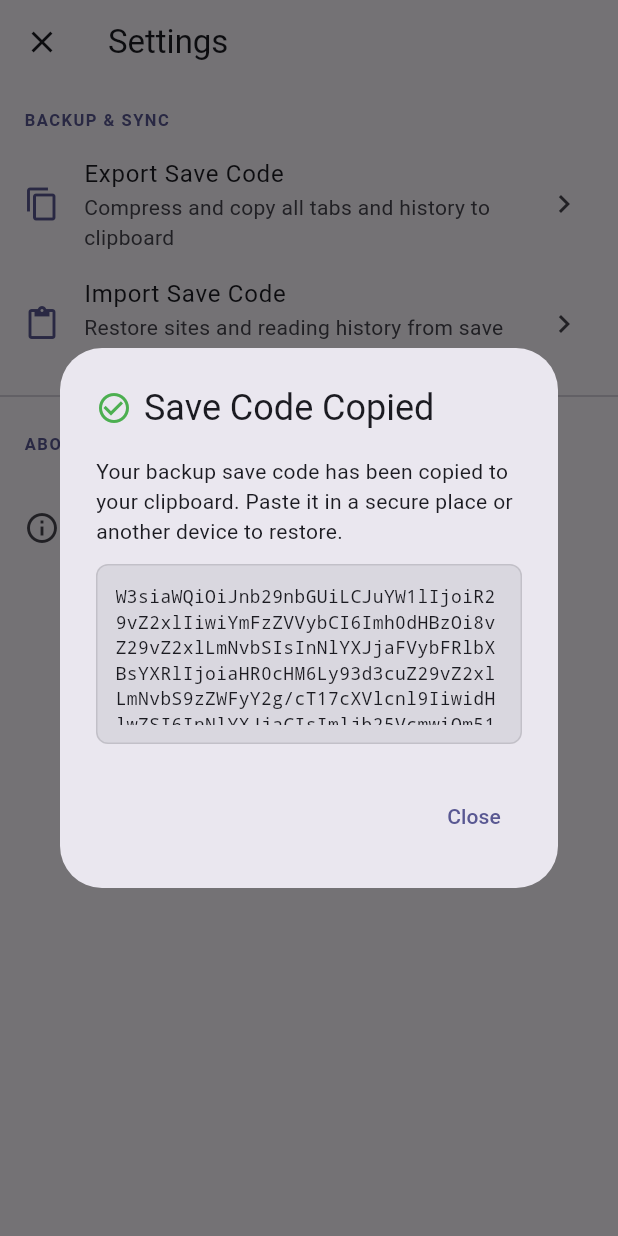
After one commit to woppuyu/novel_reader_app, a Flutter app: the SettingsScreen screen opened directly, after a tap on "Export Save Code", on a phone screen of 412 x 824 dp. The commit adds this screen. Run offline on Flutter 3.47's test engine with Material 3 defaults, Android fonts, the phone set to English and light mode, and no system bars; our stand-ins replace shared_preferences, webview_flutter; missing offline and left inert: webview_refresher; accounts and stored records are empty.

Commit message:
feat: implement site management, session persistence, and import/export functionality with state and WebView controllers

```diff
--- a/lib/models/site_config.dart
+++ b/lib/models/site_config.dart
@@ -37,6 +37,9 @@ class SiteConfig {
   /// (not yet implemented — the flag is here for future use).
   final bool persistCookies;
 
+  /// The last URL visited on this site tab (persisted browser history).
+  final String? lastVisitedUrl;
+
   const SiteConfig({
     required this.id,
     required this.name,
@@ -45,7 +48,31 @@ class SiteConfig {
     required this.type,
     this.iconUrl,
     this.persistCookies = true,
+    this.lastVisitedUrl,
   });
+
+  /// Creates a copy of this [SiteConfig] with the given fields replaced.
+  SiteConfig copyWith({
+    String? id,
+    String? name,
+    String? baseUrl,
+    String? searchUrlTemplate,
+    SiteType? type,
+    String? iconUrl,
+    bool? persistCookies,
+    String? lastVisitedUrl,
+  }) {
+    return SiteConfig(
+      id: id ?? this.id,
+      name: name ?? this.name,
+      baseUrl: baseUrl ?? this.baseUrl,
+      searchUrlTemplate: searchUrlTemplate ?? this.searchUrlTemplate,
+      type: type ?? this.type,
+      iconUrl: iconUrl ?? this.iconUrl,
+      persistCookies: persistCookies ?? this.persistCookies,
+      lastVisitedUrl: lastVisitedUrl ?? this.lastVisitedUrl,
+    );
+  }
 
   /// Deserialises a [SiteConfig] from a JSON map (as stored in SharedPreferences).
   factory SiteConfig.fromJson(Map<String, dynamic> json) {
@@ -57,6 +84,7 @@ class SiteConfig {
       type: siteTypeFromString(json['type'] as String? ?? 'reader'),
       iconUrl: json['iconUrl'] as String?,
       persistCookies: json['persistCookies'] as bool? ?? true,
+      lastVisitedUrl: json['lastVisitedUrl'] as String?,
     );
   }
 
@@ -70,9 +98,19 @@ class SiteConfig {
       'type': siteTypeToString(type),
       'iconUrl': iconUrl,
       'persistCookies': persistCookies,
+      'lastVisitedUrl': lastVisitedUrl,
     };
   }
 
-  /// The default sites seeded on first launch (starts empty by default).
-  static List<SiteConfig> get defaultSites => [];
+  /// The default sites seeded on first launch (contains a Google query tab).
+  static List<SiteConfig> get defaultSites => [
+        const SiteConfig(
+          id: 'google',
+          name: 'Google',
+          baseUrl: 'https://google.com',
+          searchUrlTemplate: 'https://www.google.com/search?q={query}',
+          type: SiteType.search,
+          persistCookies: true,
+        ),
+      ];
 }
--- a/lib/screens/add_site_screen.dart
+++ b/lib/screens/add_site_screen.dart
@@ -11,11 +11,13 @@ import 'package:novel_reader_app/state/novel_hub_state.dart';
 class AddSiteScreen extends StatefulWidget {
   final String? initialName;
   final String? initialUrl;
+  final SiteType? initialType;
 
   const AddSiteScreen({
     super.key,
     this.initialName,
     this.initialUrl,
+    this.initialType,
   });
 
   @override
@@ -34,6 +36,9 @@ class _AddSiteScreenState extends State<AddSiteScreen> {
     super.initState();
     _nameController.text = widget.initialName ?? '';
     _baseUrlController.text = widget.initialUrl ?? '';
+    if (widget.initialType != null) {
+      _selectedType = widget.initialType!;
+    }
   }
 
   String _normalizeUrl(String url) {
--- /dev/null
+++ b/lib/screens/settings_screen.dart
@@ -0,0 +1,225 @@
+import 'package:flutter/material.dart';
+import 'package:provider/provider.dart';
+import 'package:novel_reader_app/state/novel_hub_state.dart';
+
+/// A full-screen dialog Settings page overlay.
+///
+/// Holds application preferences and clipboard-based import/export features.
+class SettingsScreen extends StatelessWidget {
+  const SettingsScreen({super.key});
+
+  @override
+  Widget build(BuildContext context) {
+    final state = context.watch<NovelHubState>();
+    final theme = Theme.of(context);
+
+    return Scaffold(
+      appBar: AppBar(
+        title: const Text('Settings'),
+        leading: IconButton(
+          icon: const Icon(Icons.close),
+          onPressed: () => Navigator.of(context).pop(),
+        ),
+      ),
+      body: ListView(
+        children: [
+          _sectionHeader(theme, 'Backup & Sync'),
+          ListTile(
+            leading: Icon(Icons.copy, color: theme.colorScheme.primary),
+            title: const Text('Export Save Code'),
+            subtitle: const Text('Compress and copy all tabs and history to clipboard'),
+            trailing: const Icon(Icons.chevron_right),
+            onTap: () async {
+              try {
+                final code = await state.exportSaveCode();
+                if (context.mounted) {
+                  _showExportDialog(context, code);
+                }
+              } catch (e) {
+                if (context.mounted) {
+                  ScaffoldMessenger.of(context).showSnackBar(
+                    SnackBar(
+                      content: Text('Export failed: ${e.toString()}'),
+                      backgroundColor: Colors.red,
+                    ),
+                  );
+                }
+              }
+            },
+          ),
+          ListTile(
+            leading: Icon(Icons.paste, color: theme.colorScheme.primary),
+            title: const Text('Import Save Code'),
+            subtitle: const Text('Restore sites and reading history from save code'),
+            trailing: const Icon(Icons.chevron_right),
+            onTap: () {
+              _showImportDialog(context, state);
+            },
+          ),
+          const Divider(),
+          _sectionHeader(theme, 'About'),
+          const ListTile(
+            leading: Icon(Icons.info_outline),
+            title: Text('NovelHub'),
+            subtitle: Text('Version 1.0.0\nDistraction-free multi-site reader container.'),
+          ),
+        ],
+      ),
+    );
+  }
+
+  Widget _sectionHeader(ThemeData theme, String title) {
+    return Padding(
+      padding: const EdgeInsets.fromLTRB(16, 16, 16, 8),
+      child: Text(
+        title.toUpperCase(),
+        style: TextStyle(
+          fontSize: 11,
+          fontWeight: FontWeight.bold,
+          color: theme.colorScheme.primary,
+          letterSpacing: 1.0,
+        ),
+      ),
+    );
+  }
+
+  void _showExportDialog(BuildContext context, String code) {
+    final theme = Theme.of(context);
+    showDialog<void>(
+      context: context,
+      builder: (BuildContext context) {
+        return AlertDialog(
+          title: const Row(
+            children: [
+              Icon(Icons.check_circle_outline, color: Colors.green),
+              SizedBox(width: 8),
+              Text('Save Code Copied'),
+            ],
+          ),
+          content: Column(
+            mainAxisSize: MainAxisSize.min,
+            crossAxisAlignment: CrossAxisAlignment.start,
+            children: [
+              const Text(
+                'Your backup save code has been copied to your clipboard. Paste it in a secure place or another device to restore.',
+                style: TextStyle(fontSize: 14),
+              ),
+              const SizedBox(height: 12),
+              Container(
+                padding: const EdgeInsets.all(12),
+                decoration: BoxDecoration(
+                  color: theme.colorScheme.onSurface.withValues(alpha: 0.08),
+                  borderRadius: BorderRadius.circular(8),
+                  border: Border.all(
+                    color: theme.colorScheme.onSurface.withValues(alpha: 0.12),
+                  ),
+                ),
+                constraints: const BoxConstraints(maxHeight: 120),
+                child: SingleChildScrollView(
+                  child: SelectableText(
+                    code,
+                    style: TextStyle(
+                      fontFamily: 'monospace',
+                      fontSize: 12,
+                      color: theme.colorScheme.onSurface,
+                    ),
+                  ),
+                ),
+              ),
+            ],
+          ),
+          actions: [
+            TextButton(
+              onPressed: () => Navigator.pop(context),
+              child: const Text('Close'),
+            ),
+          ],
+        );
+      },
+    );
+  }
+
+  void _showImportDialog(BuildContext context, NovelHubState state) {
+    final theme = Theme.of(context);
+    final controller = TextEditingController();
+    showDialog<void>(
+      context: context,
+      builder: (BuildContext dialogContext) {
+        return AlertDialog(
+          title: const Text('Import Save Code'),
+          content: Column(
+            mainAxisSize: MainAxisSize.min,
+            crossAxisAlignment: CrossAxisAlignment.start,
+            children: [
+              const Text(
+                'Paste your backup save code below to restore your sites and progress:',
+                style: TextStyle(fontSize: 14),
+              ),
+              const SizedBox(height: 12),
+              TextField(
+                controller: controller,
+                maxLines: 4,
+                decoration: InputDecoration(
+                  border: const OutlineInputBorder(),
+                  hintText: 'Paste save code here...',
+                  hintStyle: TextStyle(
+                    color: theme.colorScheme.onSurface.withValues(alpha: 0.5),
+                  ),
+                  fillColor: theme.colorScheme.onSurface.withValues(alpha: 0.04),
+                  filled: true,
+                ),
+                style: TextStyle(
+                  fontFamily: 'monospace',
+                  fontSize: 12,
+                  color: theme.colorScheme.onSurface,
+                ),
+              ),
+            ],
+          ),
+          actions: [
+            TextButton(
+              onPressed: () => Navigator.pop(dialogContext),
+              child: const Text('Cancel'),
+            ),
+            FilledButton(
+              onPressed: () async {
+                final code = controller.text.trim();
+                if (code.isEmpty) return;
+                Navigator.pop(dialogContext); // Close dialog first
+
+                try {
+                  final count = await state.importSaveCode(code);
+                  if (count > 0 && context.mounted) {
+                    ScaffoldMessenger.of(context).showSnackBar(
+                      SnackBar(
+                        content: Text('Successfully imported $count sites and progress!'),
+                        backgroundColor: Colors.green,
+                      ),
+                    );
+                  } else if (context.mounted) {
+                    ScaffoldMessenger.of(context).showSnackBar(
+                      const SnackBar(
+                        content: Text('No sites found in save code.'),
+                        backgroundColor: Colors.amber,
+                      ),
+                    );
+                  }
+                } catch (e) {
+                  if (context.mounted) {
+                    ScaffoldMessenger.of(context).showSnackBar(
+                      SnackBar(
+                        content: Text('Import failed: ${e.toString()}'),
+                        backgroundColor: Colors.red,
+                      ),
+                    );
+                  }
+                }
+              },
+              child: const Text('Import'),
+            ),
+          ],
+        );
+      },
+    );
+  }
+}
--- a/lib/state/novel_hub_state.dart
+++ b/lib/state/novel_hub_state.dart
@@ -1,5 +1,7 @@
 import 'dart:async';
+import 'dart:convert';
 import 'package:flutter/foundation.dart';
+import 'package:flutter/services.dart';
 import 'package:novel_reader_app/controllers/site_tab_controller.dart';
 import 'package:novel_reader_app/models/site_config.dart';
 import 'package:novel_reader_app/models/site_type.dart';
@@ -211,6 +213,7 @@ class NovelHubState extends ChangeNotifier {
               s,
               onScroll: updateFabVisibility,
               onLinkLongPress: handleLinkLongPress,
+              onUrlChanged: (url) => handleUrlChanged(s.id, url),
             ))
         .toList();
     isLoading = false;
@@ -248,6 +251,7 @@ class NovelHubState extends ChangeNotifier {
       site,
       onScroll: updateFabVisibility,
       onLinkLongPress: handleLinkLongPress,
+      onUrlChanged: (url) => handleUrlChanged(site.id, url),
     ));
 
     // Switch mode and index to the newly added site.
@@ -389,6 +393,7 @@ class NovelHubState extends ChangeNotifier {
       newSite,
       onScroll: updateFabVisibility,
       onLinkLongPress: handleLinkLongPress,
+      onUrlChanged: (url) => handleUrlChanged(newSite.id, url),
     );
 
     // Adjust active indices for both modes to prevent index out of bounds
@@ -410,4 +415,143 @@ class NovelHubState extends ChangeNotifier {
     await _repository.saveSites(sites);
     restoreFab();
   }
+
+  /// Updates the last visited URL of a site config and persists it.
+  void handleUrlChanged(String id, String url) {
+    final index = sites.indexWhere((s) => s.id == id);
+    if (index == -1) return;
+
+    if (sites[index].lastVisitedUrl == url) return;
+
+    sites[index] = sites[index].copyWith(lastVisitedUrl: url);
+    _repository.saveSites(sites);
+  }
+
+  /// Loads [url] inside an existing site tab, updates its history, and shifts focus.
+  void openUrlInSite(String siteId, String url) {
+    final index = sites.indexWhere((s) => s.id == siteId);
+    if (index == -1) return;
+
+    final targetSite = sites[index];
+    final ctrl = controllers[index];
+
+    // Load the URL in the controller
+    ctrl.webViewController.loadRequest(Uri.parse(url));
+
+    // Update the lastVisitedUrl state and SharedPreferences
+    handleUrlChanged(siteId, url);
+
+    // Switch active mode and tab index to point to this site
+    final isReader = targetSite.type == SiteType.reader;
+    if (isReader) {
+      currentMode = NovelHubMode.reading;
+      final readIndex = readingSites.indexWhere((s) => s.id == siteId);
+      if (readIndex != -1) activeReadingIndex = readIndex;
+    } else {
+      currentMode = NovelHubMode.query;
+      final queryIndex = querySites.indexWhere((s) => s.id == siteId);
+      if (queryIndex != -1) activeQueryIndex = queryIndex;
+    }
+
+    showFab = true;
+    restoreFab();
+  }
+
+  /// Exports all sites and progress into an obfuscated copy-pasteable Base64 string
+  /// and automatically copies it to the system clipboard.
+  Future<String> exportSaveCode() async {
+    try {
+      final jsonList = sites.map((s) => s.toJson()).toList();
+      final jsonString = jsonEncode(jsonList);
+      final bytes = utf8.encode(jsonString);
+      final saveCode = base64.encode(bytes);
+
+      // Copy directly to the system clipboard
+      await Clipboard.setData(ClipboardData(text: saveCode));
+      return saveCode;
+    } catch (e) {
+      debugPrint('Export error: $e');
+      rethrow;
+    }
+  }
+
+  /// Restores sites and reading progress from a pasted Base64 save code.
+  /// Merges them with the existing list of sites.
+  Future<int> importSaveCode(String saveCode) async {
+    try {
+      final code = saveCode.trim();
+      if (code.isEmpty) return 0;
+
+      final decodedBytes = base64.decode(code);
+      final jsonString = utf8.decode(decodedBytes);
+      final decoded = jsonDecode(jsonString);
+
+      if (decoded is! List) {
+        throw const FormatException('Save code is not a valid list representation.');
+      }
+
+      final List<SiteConfig> importedSites = [];
+      for (final item in decoded) {
+        if (item is! Map<String, dynamic> ||
+            item['id'] == null ||
+            item['name'] == null ||
+            item['baseUrl'] == null) {
+          throw const FormatException('Invalid SiteConfig structure in save code.');
+        }
+        importedSites.add(SiteConfig.fromJson(item));
+      }
+
+      if (importedSites.isEmpty) {
+        return 0;
+      }
+
+      // Merge imported sites into existing list based on id or baseUrl
+      for (final imported in importedSites) {
+        final existingIndex = sites.indexWhere(
+          (s) => s.id == imported.id || s.baseUrl == imported.baseUrl,
+        );
+
+        if (existingIndex != -1) {
+          // Update the configuration, keeping the imported details (including lastVisitedUrl!)
+          sites[existingIndex] = imported;
+        } else {
+          sites.add(imported);
+        }
+      }
+
+      // Save merged sites list to SharedPreferences
+      await _repository.saveSites(sites);
+
+      // Re-initialize all controllers
+      controllers = sites
+          .map((s) => SiteTabController(
+                s,
+                onScroll: updateFabVisibility,
+                onLinkLongPress: handleLinkLongPress,
+                onUrlChanged: (url) => handleUrlChanged(s.id, url),
+              ))
+          .toList();
+
+      // Reset tabs active index boundaries to be safe
+      final readLen = readingSites.length;
+      if (readLen > 0) {
+        activeReadingIndex = activeReadingIndex.clamp(0, readLen - 1);
+      } else {
+        activeReadingIndex = 0;
+      }
+
+      final queryLen = querySites.length;
+      if (queryLen > 0) {
+        activeQueryIndex = activeQueryIndex.clamp(0, queryLen - 1);
+      } else {
+        activeQueryIndex = 0;
+      }
+
+      notifyListeners();
+      return importedSites.length;
+    } catch (e) {
+      debugPrint('Import error: $e');
+      rethrow;
+    }
+  }
 }
```
Also changed, not shown: lib/controllers/site_tab_controller.dart (+9 -2 lines), lib/screens/novel_hub_screen.dart (+141 -5 lines), pubspec.lock, 2 other files.
